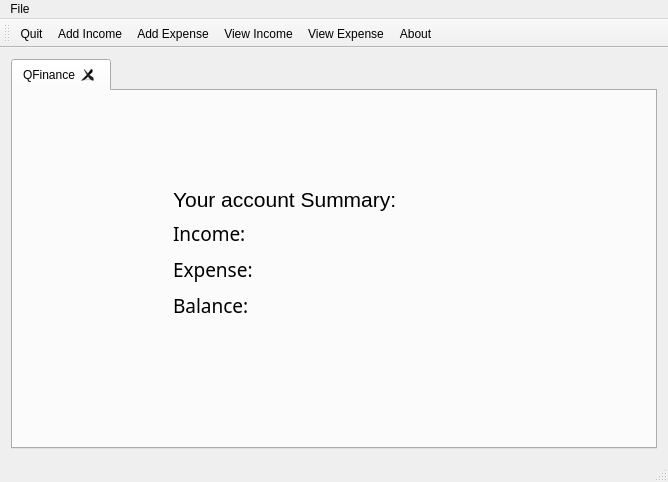
Old version of the form mainwindow.ui in the repository m-muhsin/QFinance.
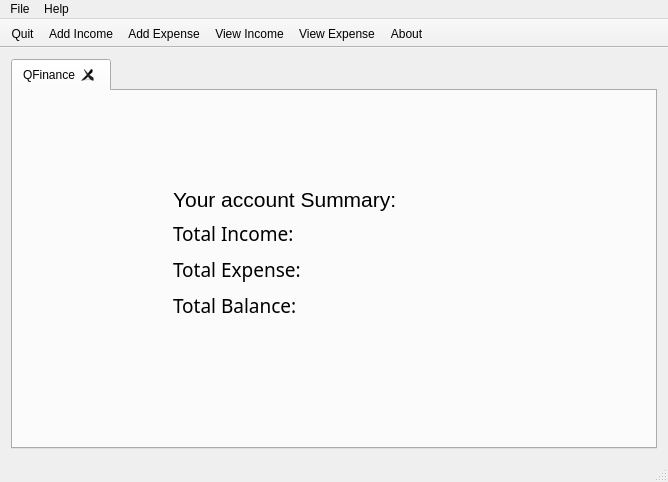
New version of the form.

Commit message: Added About Description, About Qt, Summary Total text color, tabExists method and implementation in mainwindow

The edit to the form file:
```diff
--- a/mainwindow.ui
+++ b/mainwindow.ui
@@ -54,7 +54,7 @@
                <widget class="QLabel" name="lbLIncome">
                 <property name="minimumSize">
                  <size>
-                  <width>70</width>
+                  <width>110</width>
                   <height>30</height>
                  </size>
                 </property>
@@ -65,7 +65,7 @@
                  </font>
                 </property>
                 <property name="text">
-                 <string>Income: </string>
+                 <string>Total Income: </string>
                 </property>
                </widget>
               </item>
@@ -84,7 +84,7 @@
                  </font>
                 </property>
                 <property name="styleSheet">
-                 <string notr="true">color: rgb(0, 255, 59)</string>
+                 <string notr="true">color:rgb(0, 170, 0)</string>
                 </property>
                 <property name="text">
                  <string/>
@@ -99,7 +99,7 @@
                <widget class="QLabel" name="lblExpense">
                 <property name="minimumSize">
                  <size>
-                  <width>70</width>
+                  <width>110</width>
                   <height>30</height>
                  </size>
                 </property>
@@ -110,7 +110,7 @@
                  </font>
                 </property>
                 <property name="text">
-                 <string>Expense: </string>
+                 <string>Total Expense: </string>
                 </property>
                </widget>
               </item>
@@ -144,7 +144,7 @@
                <widget class="QLabel" name="lblBalance">
                 <property name="minimumSize">
                  <size>
-                  <width>70</width>
+                  <width>110</width>
                   <height>30</height>
                  </size>
                 </property>
@@ -155,7 +155,7 @@
                  </font>
                 </property>
                 <property name="text">
-                 <string>Balance:</string>
+                 <string>Total Balance:</string>
                 </property>
                </widget>
               </item>
@@ -260,9 +260,20 @@
     </property>
     <addaction name="actionQuit"/>
    </widget>
+   <widget class="QMenu" name="menuHelp">
+    <property name="title">
+     <string>Help</string>
+    </property>
+    <addaction name="actionAbout"/>
+    <addaction name="actionAbout_Qt"/>
+   </widget>
    <addaction name="menuFile"/>
+   <addaction name="menuHelp"/>
   </widget>
   <widget class="QToolBar" name="mainToolBar">
+   <property name="movable">
+    <bool>false</bool>
+   </property>
    <attribute name="toolBarArea">
     <enum>TopToolBarArea</enum>
    </attribute>
```
Left out of the diff: 5 changed lines with no effect on the pictures. The commit also changes 8 other files.
